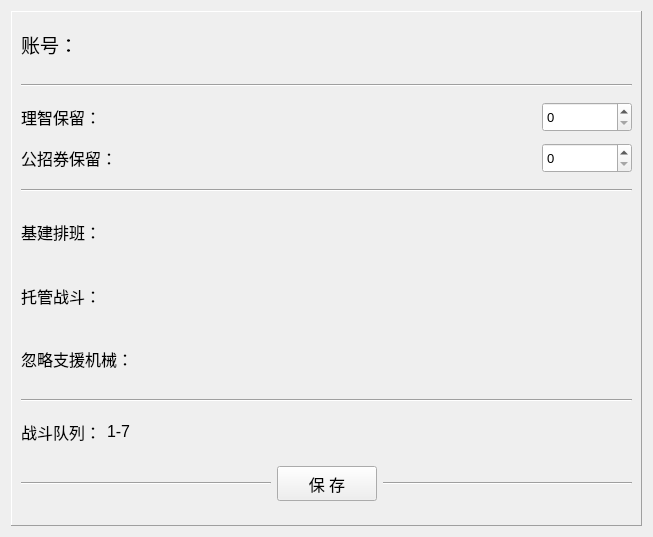
Before: the Qt Designer form resources/ui/UI_SettingChart.ui in Chr0nixz/Closure, drawn with Qt 5.
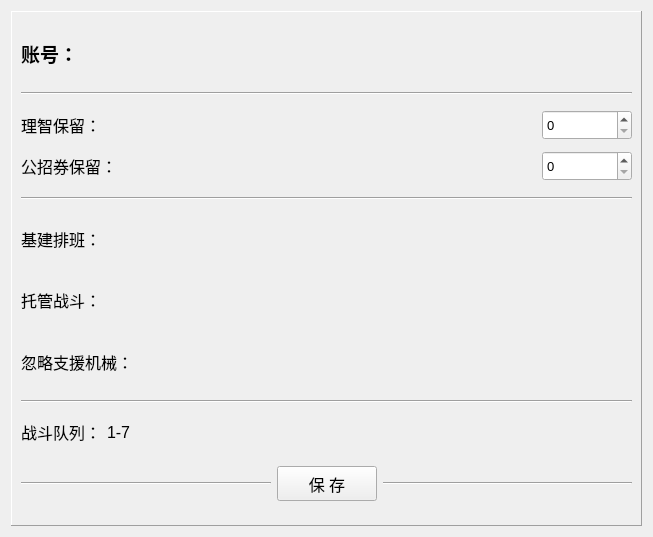
After: the same form once the commit is applied.

```diff
--- a/resources/ui/UI_SettingChart.ui
+++ b/resources/ui/UI_SettingChart.ui
@@ -25,6 +25,22 @@
      <layout class="QGridLayout" name="gridLayout">
       <item row="0" column="0">
        <layout class="QVBoxLayout" name="verticalLayout">
+        <item>
+         <spacer name="verticalSpacer_11">
+          <property name="orientation">
+           <enum>Qt::Vertical</enum>
+          </property>
+          <property name="sizeType">
+           <enum>QSizePolicy::Fixed</enum>
+          </property>
+          <property name="sizeHint" stdset="0">
+           <size>
+            <width>20</width>
+            <height>9</height>
+           </size>
+          </property>
+         </spacer>
+        </item>
         <item>
          <layout class="QHBoxLayout" name="horizontalLayout">
           <item>
@@ -32,6 +48,8 @@
             <property name="font">
              <font>
               <pointsize>14</pointsize>
+              <weight>75</weight>
+              <bold>true</bold>
              </font>
             </property>
             <property name="text">
```
